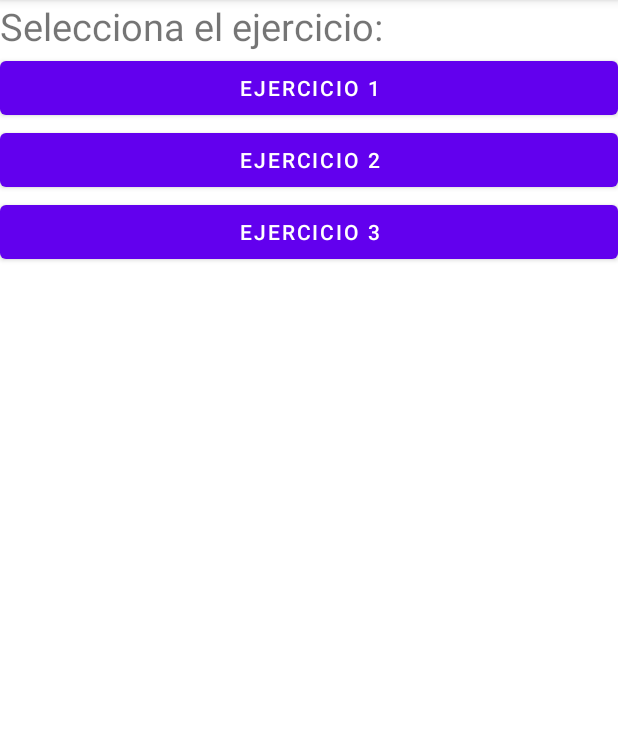
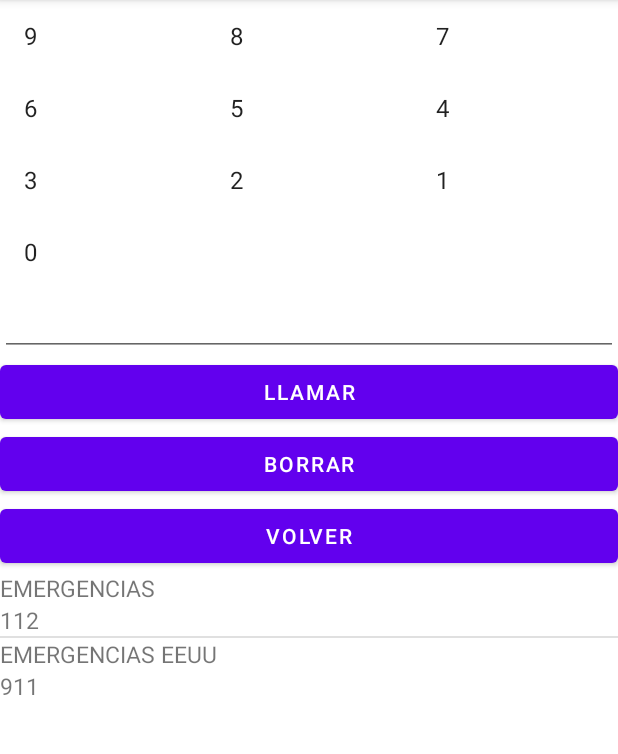
Before and after one commit to Raultxo/Airan-no-sabe-github, an Android app: the screen it shows after launch (Main before the commit, Ejercicio3 after it), after a tap on "EJERCICIO 3", on a phone screen of 412 x 824 dp, the part 84-838 px from its top. Run offline under Robolectric (Android 15) with nearby library versions, the phone set to English and light mode, and no system bars.

Commit message:
20 Octubre

```diff
--- a/AndroidStudioProjects/EjerciciosComponentes/app/src/main/AndroidManifest.xml
+++ b/AndroidStudioProjects/EjerciciosComponentes/app/src/main/AndroidManifest.xml
@@ -28,6 +28,11 @@
             android:exported="true">
 
         </activity>
+        <activity
+            android:name=".Ejercicio3"
+            android:exported="true">
+
+        </activity>
     </application>
 
 </manifest>
--- /dev/null
+++ b/AndroidStudioProjects/EjerciciosComponentes/app/src/main/java/com/example/ejercicioscomponentes/AdaptadorContacto.java
@@ -0,0 +1,37 @@
+package com.example.ejercicioscomponentes;
+
+import android.content.Context;
+import android.view.LayoutInflater;
+import android.view.View;
+import android.view.ViewGroup;
+import android.widget.ArrayAdapter;
+import android.widget.TextView;
+
+import androidx.annotation.NonNull;
+import androidx.annotation.Nullable;
+
+public class AdaptadorContacto extends ArrayAdapter<String[]> {
+
+    private String[][] datos;
+
+    public AdaptadorContacto(@NonNull Context context, String[][] datos) {
+        super(context, R.layout.contacto, datos);
+        this.datos = datos;
+    }
+
+    @NonNull
+    @Override
+    public View getView(int position, @Nullable View convertView, @NonNull ViewGroup parent) {
+        LayoutInflater inflater = LayoutInflater.from(getContext());
+        View item = inflater.inflate(R.layout.contacto, null);
+
+        TextView nombre = (TextView) item.findViewById(R.id.nombreContacto);
+        nombre.setText(datos[position][0]);
+
+        TextView url = (TextView) item.findViewById(R.id.numero);
+        url.setText(datos[position][1]);
+
+        return item;
+    }
+
+}
--- a/AndroidStudioProjects/EjerciciosComponentes/app/src/main/java/com/example/ejercicioscomponentes/Ejercicio1.java
+++ b/AndroidStudioProjects/EjerciciosComponentes/app/src/main/java/com/example/ejercicioscomponentes/Ejercicio1.java
@@ -7,13 +7,14 @@ import android.view.View;
 import android.widget.AdapterView;
 import android.widget.ArrayAdapter;
 import android.widget.ListView;
+import android.widget.Spinner;
 import android.widget.TextView;
 
 public class Ejercicio1 extends AppCompatActivity {
 
     private TextView txtSelecionado;
     private Pais[] paises;
-    private ListView lista;
+    private Spinner lista;
 
     protected void onCreate(Bundle savedInstanceState) {
         super.onCreate(savedInstanceState);
@@ -22,15 +23,19 @@ public class Ejercicio1 extends AppCompatActivity {
         cargarDatos();
 
         txtSelecionado = (TextView) findViewById(R.id.seleccionado);
-        lista = (ListView) findViewById(R.id.lista);
+        lista = (Spinner) findViewById(R.id.lista);
 
         ArrayAdapter<Pais> adaptadorListView = new ArrayAdapter<Pais>(this, android.R.layout.simple_list_item_1, paises);
         lista.setAdapter(adaptadorListView);
 
-        lista.setOnItemClickListener(new AdapterView.OnItemClickListener() {
-            public void onItemClick(AdapterView<?> adapterView, View view, int i, long l) {
+        lista.setOnItemSelectedListener(new AdapterView.OnItemSelectedListener() {
+            public void onItemSelected(AdapterView<?> adapterView, View view, int i, long l) {
                 Pais opcionSeleccionada = (Pais) adapterView.getItemAtPosition(i);
                 txtSelecionado.setText(opcionSeleccionada.descripcion());
+            }
+
+            public void onNothingSelected(AdapterView<?> adapterView) {
+                txtSelecionado.setText("Nada seleccionado");
             }
         });
     }
--- /dev/null
+++ b/AndroidStudioProjects/EjerciciosComponentes/app/src/main/java/com/example/ejercicioscomponentes/Ejercicio3.java
@@ -0,0 +1,73 @@
+package com.example.ejercicioscomponentes;
+
+import android.content.Intent;
+import android.net.Uri;
+import android.os.Bundle;
+import android.view.View;
+import android.widget.AdapterView;
+import android.widget.ArrayAdapter;
+import android.widget.EditText;
+import android.widget.GridView;
+import android.widget.ListView;
+
+import androidx.appcompat.app.AppCompatActivity;
+
+public class Ejercicio3 extends AppCompatActivity {
+
+    private String[] datos;
+    private GridView gridNums;
+    private EditText txtNumero;
+    private String[][] datosContacto;
+    private ListView listaContactos;
+
+    protected void onCreate(Bundle savedInstanceState) {
+        super.onCreate(savedInstanceState);
+        setContentView(R.layout.ejercicio3);
+
+        cargarDatos();
+
+        AdaptadorContacto adaptadorContacto = new AdaptadorContacto(this, datosContacto);
+        listaContactos = (ListView) findViewById(R.id.listaFavoritos);
+        listaContactos.setAdapter(adaptadorContacto);
+        gridNums = (GridView) findViewById(R.id.grid);
+        txtNumero = (EditText) findViewById(R.id.txtNumero);
+        ArrayAdapter<String> adaptador = new ArrayAdapter<String>(this,android.R.layout.simple_list_item_1, datos);
+        gridNums.setAdapter(adaptador);
+
+        gridNums.setOnItemClickListener(new AdapterView.OnItemClickListener() {
+            public void onItemClick(AdapterView<?> parent,android.view.View v, int position, long id) {
+                txtNumero.setText(txtNumero.getText().toString() + parent.getItemAtPosition(position));
+            }
+        });
+
+        listaContactos.setOnItemClickListener(new AdapterView.OnItemClickListener() {
+            public void onItemClick(AdapterView<?> parent, View view, int i, long l) {
+                String numero = ((String[]) parent.getItemAtPosition(i))[1];
+                txtNumero.setText(numero);
+            }
+        });
+    }
+
+    private void cargarDatos() {
+        datos = new String[] {"9", "8", "7", "6", "5", "4", "3", "2", "1", "0"};
+        datosContacto = new String[][] {{"EMERGENCIAS", "112"}, {"EMERGENCIAS EEUU", "911"}};
+    }
+
+    public void llamar(View v) {
+        if(!(txtNumero.getText().toString().length() < 9) ||
+                txtNumero.getText().toString().equals("112") ||
+                txtNumero.getText().toString().equals("911")
+        ) {
+            Intent intent= new Intent(Intent.ACTION_DIAL, Uri.parse("tel: " + txtNumero.getText().toString()));
+            startActivity(intent);
+        }
+    }
+
+    public void borrar(View v) {
+        txtNumero.setText("");
+    }
+
+    public void volver(View v) {
+        finish();
+    }
+}
--- a/AndroidStudioProjects/EjerciciosComponentes/app/src/main/java/com/example/ejercicioscomponentes/Main.java
+++ b/AndroidStudioProjects/EjerciciosComponentes/app/src/main/java/com/example/ejercicioscomponentes/Main.java
@@ -22,7 +22,8 @@ public class Main extends AppCompatActivity {
         startActivity(intent);
     }
     public void ejercicio3(View v) {
-
+        Intent intent = new Intent(Main.this, Ejercicio3.class);
+        startActivity(intent);
     }
 
 }
--- /dev/null
+++ b/AndroidStudioProjects/EjerciciosComponentes/app/src/main/res/layout/contacto.xml
@@ -0,0 +1,21 @@
+<?xml version="1.0" encoding="utf-8"?>
+<LinearLayout
+    xmlns:android="http://schemas.android.com/apk/res/android"
+    android:layout_width="match_parent"
+    android:layout_height="match_parent"
+    android:orientation="vertical">
+    <TextView
+        android:id="@+id/nombreContacto"
+        android:layout_width="wrap_content"
+        android:layout_height="wrap_content"
+        android:textSize="15sp"
+        android:layout_marginRight="5sp">
+    </TextView>
+    <TextView
+        android:id="@+id/numero"
+        android:layout_width="wrap_content"
+        android:layout_height="wrap_content"
+        android:textSize="15sp">
+    </TextView>
+
+</LinearLayout>
--- a/AndroidStudioProjects/EjerciciosComponentes/app/src/main/res/layout/ejercicio1.xml
+++ b/AndroidStudioProjects/EjerciciosComponentes/app/src/main/res/layout/ejercicio1.xml
@@ -10,11 +10,11 @@
         android:layout_height="wrap_content"
         android:text="Selecciona uno:"
         android:textSize="20sp"/>
-    <ListView
+    <Spinner
         android:id="@+id/lista"
         android:layout_width="match_parent"
         android:layout_height="wrap_content">
-    </ListView>
+    </Spinner>
     <TextView
         android:id="@+id/seleccionado"
         android:layout_width="wrap_content"
--- /dev/null
+++ b/AndroidStudioProjects/EjerciciosComponentes/app/src/main/res/layout/ejercicio3.xml
@@ -0,0 +1,47 @@
+<?xml version="1.0" encoding="utf-8"?>
+<LinearLayout
+    xmlns:android="http://schemas.android.com/apk/res/android"
+    android:layout_width="match_parent"
+    android:layout_height="match_parent"
+    android:orientation="vertical">
+
+    <GridView
+        android:id="@+id/grid"
+        android:layout_width="match_parent"
+        android:layout_height="wrap_content"
+        android:numColumns="3"
+        android:textAlignment="center"
+        android:stretchMode="columnWidth">
+    </GridView>
+    <EditText
+        android:id="@+id/txtNumero"
+        android:layout_width="match_parent"
+        android:layout_height="wrap_content"
+        android:textAlignment="center"
+        android:inputType="number"
+        android:maxLength="9">
+    </EditText>
+    <Button
+        android:layout_width="match_parent"
+        android:layout_height="wrap_content"
+        android:text="Llamar"
+        android:onClick="llamar">
+    </Button>
+    <Button
+        android:layout_width="match_parent"
+        android:layout_height="wrap_content"
+        android:text="Borrar"
+        android:onClick="borrar">
+    </Button>
+    <Button
+        android:layout_width="match_parent"
+        android:layout_height="wrap_content"
+        android:text="Volver"
+        android:onClick="volver">
+    </Button>
+    <ListView
+        android:id="@+id/listaFavoritos"
+        android:layout_width="match_parent"
+        android:layout_height="wrap_content">
+    </ListView>
+</LinearLayout>
--- a/AndroidStudioProjects/EjerciciosComponentes/app/src/main/res/layout/main.xml
+++ b/AndroidStudioProjects/EjerciciosComponentes/app/src/main/res/layout/main.xml
@@ -9,27 +9,23 @@
         android:layout_height="wrap_content"
         android:text="Selecciona el ejercicio:"
         android:textSize="25sp">
-
     </TextView>
     <Button
         android:layout_width="match_parent"
         android:layout_height="wrap_content"
         android:text="Ejercicio 1"
         android:onClick="ejercicio1">
-
     </Button>
     <Button
         android:layout_width="match_parent"
         android:layout_height="wrap_content"
         android:text="Ejercicio 2"
         android:onClick="ejercicio2">
-
     </Button>
     <Button
         android:layout_width="match_parent"
         android:layout_height="wrap_content"
         android:text="Ejercicio 3"
-        android:onClick="ejercico3">
-
+        android:onClick="ejercicio3">
     </Button>
 </LinearLayout>
```
